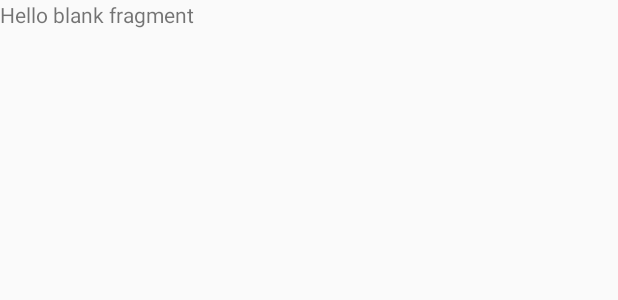
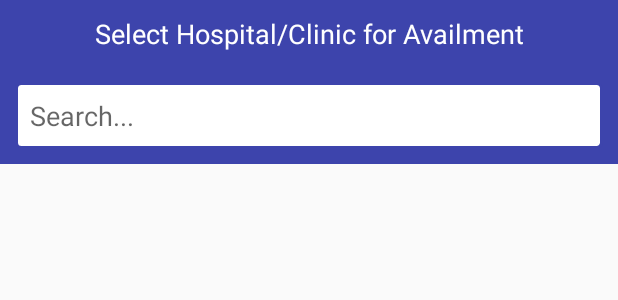
Before and after one commit to Cisco-king/MEMBERAPP-V2-ANDROID, an Android app: the layout fragment_diagnosis.xml on its own in the app's theme, with its tools: preview values and no code run, on a phone screen of 412 x 824 dp. Shown: the top 300 px of the screen. Run offline under Robolectric (Android 15) with nearby library versions, the phone set to English and light mode, and no system bars.

Commit message:
adding fix for s6

```diff
--- a/app/src/main/java/modules/doctor/DoctorPresenter.java
+++ b/app/src/main/java/modules/doctor/DoctorPresenter.java
@@ -37,8 +37,8 @@ public class DoctorPresenter implements DoctorMvp.Presenter {
 
     public DoctorPresenter(Context context) {
         doctorDao = new DoctorDao(context);
-//        doctorHttpClient = AppService.createApiService(DoctorClient.class, AppInterface.ENDPOINT);
-        doctorHttpClient = ServiceGenerator.createApiService(DoctorClient.class);
+        doctorHttpClient = AppService.createApiService(DoctorClient.class, AppInterface.ENDPOINT);
+//        doctorHttpClient = ServiceGenerator.createApiService(DoctorClient.class);
         doctorsWithHospitals = new ArrayList<>();
     }
 
--- a/app/src/main/res/layout/fragment_diagnosis.xml
+++ b/app/src/main/res/layout/fragment_diagnosis.xml
@@ -1,13 +1,50 @@
-<FrameLayout xmlns:android="http://schemas.android.com/apk/res/android"
+<LinearLayout xmlns:android="http://schemas.android.com/apk/res/android"
     xmlns:tools="http://schemas.android.com/tools"
     android:layout_width="match_parent"
     android:layout_height="match_parent"
+    xmlns:app="http://schemas.android.com/apk/res-auto"
+    android:orientation="vertical"
+    app:layout_behavior="@string/appbar_scrolling_view_behavior"
     tools:context="modules.diagnosis.DiagnosisFragment">
 
-    <!-- TODO: Update blank fragment layout -->
-    <TextView
+    <LinearLayout
+        android:id="@+id/llSearchDiagnosis"
+        android:layout_width="match_parent"
+        android:layout_height="wrap_content"
+        android:background="@color/colorPrimary"
+        android:focusableInTouchMode="true"
+        android:orientation="vertical">
+
+        <TextView
+            android:layout_width="match_parent"
+            android:layout_height="wrap_content"
+            android:gravity="center"
+            android:padding="@dimen/sub_margin"
+            android:text="@string/select_hospital_clinic_for_availment"
+            android:textColor="@color/white"
+            android:textSize="@dimen/text_main" />
+
+        <EditText
+            android:id="@+id/edSearchDiagnosis"
+            android:layout_width="match_parent"
+            android:layout_height="wrap_content"
+            android:layout_margin="@dimen/sub_margin"
+            android:background="@drawable/edit_text_rounded_corner"
+            android:hint="Search..."
+            android:imeOptions="actionDone"
+            android:inputType="text"
+            android:maxLines="1"
+            android:padding="@dimen/sub_margin"
+            android:textColor="@color/BLACK"
+            android:textSize="@dimen/text_main" />
+
+
+    </LinearLayout>
+
+    <android.support.v7.widget.RecyclerView
+        android:id="@+id/rvHospitalDiagnosis"
         android:layout_width="match_parent"
         android:layout_height="match_parent"
-        android:text="@string/hello_blank_fragment" />
+        android:layout_below="@+id/llSearchHospitalOrclinic" />
 
-</FrameLayout>
+</LinearLayout>
--- a/app/src/main/res/values/strings.xml
+++ b/app/src/main/res/values/strings.xml
@@ -283,7 +283,6 @@
     </string>
 
     <string name="doctor_without_app">
-        \n\n
         This shall be subject to existing benefits and actual available limits under the plan.
         Member may still be billed for the amount.
     </string>
```
Also changed, not shown: app/src/main/java/Sqlite/DatabaseHandler.java (+91 -5 lines), app/src/main/java/model/LoaFetch.java (+61 -1 lines), app/src/main/java/modules/hospital/HospitalFragment.java (+8 -3 lines), app/src/main/java/modules/hospital/HospitalPresenter.java (+3 -4 lines), app/src/main/java/v2/LoaPageActivity.java (+15 -0 lines), app/src/main/res/layout/content_loa_page.xml (+14 -1 lines).
